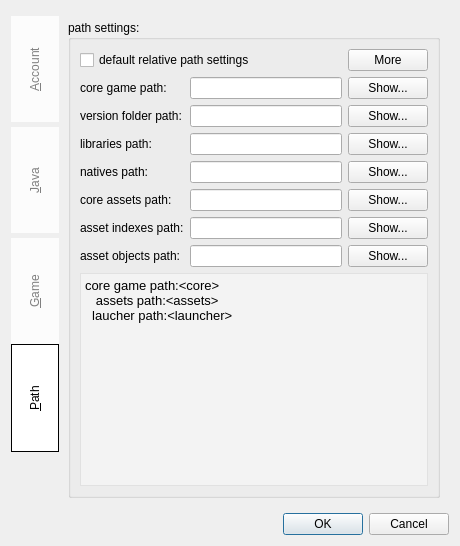
The window that Kaminec/UI/preference.ui (kaniol-lck/Kaminec) describes before a commit, drawn with Qt 5.
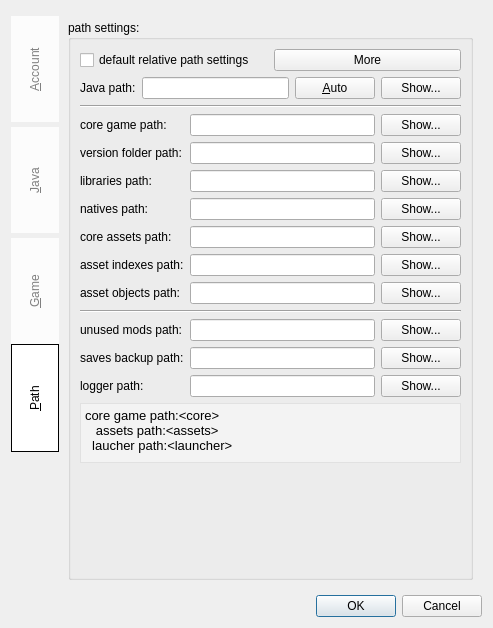
The same window after the commit. The open tabs and pages were chosen to show the change.

Commit message: Supplement Preference UI

Patch:
```diff
--- a/Kaminec/UI/preference.ui
+++ b/Kaminec/UI/preference.ui
@@ -6,15 +6,15 @@
    <rect>
     <x>0</x>
     <y>0</y>
-    <width>460</width>
-    <height>546</height>
+    <width>493</width>
+    <height>628</height>
    </rect>
   </property>
   <property name="windowTitle">
    <string>Preference</string>
   </property>
-  <layout class="QVBoxLayout" name="verticalLayout_2">
-   <item>
+  <layout class="QGridLayout" name="gridLayout_14">
+   <item row="0" column="0">
     <widget class="QTabWidget" name="preferenceSwitch">
      <property name="styleSheet">
       <string notr="true">QTabWidget::pane {border-top:0px solid #e8f3f9;background:  transparent; }
@@ -464,55 +464,101 @@
          <property name="title">
           <string>path settings:</string>
          </property>
-         <layout class="QGridLayout" name="gridLayout_2">
-          <item row="8" column="2">
-           <widget class="QPushButton" name="assetsPath_showPb">
-            <property name="enabled">
-             <bool>true</bool>
-            </property>
-            <property name="text">
-             <string>Show...</string>
-            </property>
-           </widget>
-          </item>
-          <item row="0" column="2">
-           <widget class="QPushButton" name="more_pb">
-            <property name="text">
-             <string>More</string>
-            </property>
-            <property name="checkable">
-             <bool>true</bool>
-            </property>
-           </widget>
-          </item>
-          <item row="0" column="0" colspan="2">
+         <layout class="QGridLayout" name="gridLayout_17">
+          <item row="0" column="0">
+           <layout class="QVBoxLayout" name="verticalLayout">
+            <item>
+             <layout class="QGridLayout" name="gridLayout_13">
+              <item row="0" column="0">
            <widget class="QCheckBox" name="defaultPath_checkBox">
             <property name="text">
              <string>default relative path settings</string>
             </property>
            </widget>
           </item>
-          <item row="1" column="1">
+              <item row="0" column="1">
+               <widget class="QPushButton" name="more_pb">
+                <property name="text">
+                 <string>More</string>
+                </property>
+                <property name="checkable">
+                 <bool>true</bool>
+                </property>
+               </widget>
+              </item>
+             </layout>
+            </item>
+            <item>
+             <layout class="QGridLayout" name="gridLayout_15">
+              <item row="0" column="0">
+               <widget class="QLabel" name="javaPath_label_2">
+                <property name="text">
+                 <string>Java path:</string>
+                </property>
+                <property name="buddy">
+                 <cstring>javaPath_le_2</cstring>
+                </property>
+               </widget>
+              </item>
+              <item row="0" column="1">
+               <widget class="QLineEdit" name="javaPath_le_2"/>
+              </item>
+              <item row="0" column="2">
+               <widget class="QPushButton" name="autoJava_pb_2">
+                <property name="text">
+                 <string>&amp;Auto</string>
+                </property>
+               </widget>
+              </item>
+              <item row="0" column="3">
+               <widget class="QPushButton" name="javaPath_showPb_2">
+                <property name="text">
+                 <string>Show...</string>
+                </property>
+               </widget>
+              </item>
+             </layout>
+            </item>
+            <item>
+             <widget class="Line" name="line_5">
+              <property name="orientation">
+               <enum>Qt::Horizontal</enum>
+              </property>
+             </widget>
+            </item>
+            <item>
+             <layout class="QGridLayout" name="gridLayout_12">
+              <item row="0" column="0">
+               <widget class="QLabel" name="corePath_label">
+                <property name="enabled">
+                 <bool>true</bool>
+                </property>
+                <property name="text">
+                 <string>core game path:</string>
+                </property>
+                <property name="buddy">
+                 <cstring>corePath_le</cstring>
+                </property>
+               </widget>
+              </item>
+              <item row="0" column="1">
            <widget class="QLineEdit" name="corePath_le">
             <property name="enabled">
              <bool>true</bool>
             </property>
            </widget>
           </item>
-          <item row="2" column="0">
-           <widget class="QLabel" name="versionsPath_label">
+              <item row="0" column="2">
+               <widget class="QPushButton" name="corePath_showPb">
             <property name="enabled">
              <bool>true</bool>
             </property>
             <property name="text">
-             <string>version folder path:</string>
-            </property>
-            <property name="buddy">
-             <cstring>corePath_le</cstring>
+                 <string>Show...</string>
             </property>
            </widget>
           </item>
-          <item row="4" column="0">
+              <item row="2" column="0">
            <widget class="QLabel" name="libsPath_label">
             <property name="enabled">
              <bool>true</bool>
@@ -526,34 +572,124 @@
            </widget>
           </item>
           <item row="1" column="0">
-           <widget class="QLabel" name="corePath_label">
+               <widget class="QLabel" name="versionsPath_label">
             <property name="enabled">
              <bool>true</bool>
             </property>
             <property name="text">
-             <string>core game path:</string>
+                 <string>version folder path:</string>
             </property>
             <property name="buddy">
              <cstring>corePath_le</cstring>
             </property>
            </widget>
           </item>
-          <item row="4" column="1">
+              <item row="2" column="2">
+               <widget class="QPushButton" name="libsPath_showPb">
+                <property name="enabled">
+                 <bool>true</bool>
+                </property>
+                <property name="text">
+                 <string>Show...</string>
+                </property>
+               </widget>
+              </item>
+              <item row="1" column="1">
+               <widget class="QLineEdit" name="versionsPath_le">
+                <property name="enabled">
+                 <bool>true</bool>
+                </property>
+               </widget>
+              </item>
+              <item row="3" column="0">
+               <widget class="QLabel" name="nativesPath_label">
+                <property name="enabled">
+                 <bool>true</bool>
+                </property>
+                <property name="text">
+                 <string>natives path:</string>
+                </property>
+                <property name="buddy">
+                 <cstring>nativesPath_le</cstring>
+                </property>
+               </widget>
+              </item>
+              <item row="3" column="1">
+               <widget class="QLineEdit" name="nativesPath_le">
+                <property name="enabled">
+                 <bool>true</bool>
+                </property>
+               </widget>
+              </item>
+              <item row="4" column="0">
+               <widget class="QLabel" name="assetsPath_label">
+                <property name="enabled">
+                 <bool>true</bool>
+                </property>
+                <property name="text">
+                 <string>core assets path:</string>
+                </property>
+                <property name="buddy">
+                 <cstring>assetsPath_le</cstring>
+                </property>
+               </widget>
+              </item>
+              <item row="1" column="2">
+               <widget class="QPushButton" name="versionsPath_showPb">
+                <property name="enabled">
+                 <bool>true</bool>
+                </property>
+                <property name="text">
+                 <string>Show...</string>
+                </property>
+               </widget>
+              </item>
+              <item row="3" column="2">
+               <widget class="QPushButton" name="nativesPath_showPb">
+                <property name="enabled">
+                 <bool>true</bool>
+                </property>
+                <property name="text">
+                 <string>Show...</string>
+                </property>
+               </widget>
+              </item>
+              <item row="2" column="1">
            <widget class="QLineEdit" name="libsPath_le">
             <property name="enabled">
              <bool>true</bool>
             </property>
            </widget>
           </item>
+              <item row="5" column="1">
+               <widget class="QLineEdit" name="indexesPath_le">
+                <property name="enabled">
+                 <bool>true</bool>
+                </property>
+               </widget>
+              </item>
+              <item row="6" column="0">
+               <widget class="QLabel" name="objectsPath_label">
+                <property name="enabled">
+                 <bool>true</bool>
+                </property>
+                <property name="text">
+                 <string>asset objects path:</string>
+                </property>
+                <property name="buddy">
+                 <cstring>objectsPath_le</cstring>
+                </property>
+               </widget>
+              </item>
           <item row="6" column="1">
-           <widget class="QLineEdit" name="nativesPath_le">
+               <widget class="QLineEdit" name="objectsPath_le">
             <property name="enabled">
              <bool>true</bool>
             </property>
            </widget>
           </item>
           <item row="6" column="2">
-           <widget class="QPushButton" name="nativesPath_showPb">
+               <widget class="QPushButton" name="objectsPath_showPb">
             <property name="enabled">
              <bool>true</bool>
             </property>
@@ -562,34 +698,30 @@
             </property>
            </widget>
           </item>
-          <item row="2" column="1">
-           <widget class="QLineEdit" name="versionsPath_le">
+              <item row="4" column="2">
+               <widget class="QPushButton" name="assetsPath_showPb">
             <property name="enabled">
              <bool>true</bool>
             </property>
-           </widget>
-          </item>
-          <item row="2" column="2">
-           <widget class="QPushButton" name="versionsPath_showPb">
-            <property name="enabled">
-             <bool>true</bool>
-            </property>
             <property name="text">
              <string>Show...</string>
             </property>
            </widget>
           </item>
-          <item row="1" column="2">
-           <widget class="QPushButton" name="corePath_showPb">
+              <item row="5" column="0">
+               <widget class="QLabel" name="indexesPath_label">
             <property name="enabled">
              <bool>true</bool>
             </property>
             <property name="text">
-             <string>Show...</string>
-            </property>
-           </widget>
-          </item>
-          <item row="10" column="2">
+                 <string>asset indexes path:</string>
+                </property>
+                <property name="buddy">
+                 <cstring>indexesPath_le</cstring>
+                </property>
+               </widget>
+              </item>
+              <item row="5" column="2">
            <widget class="QPushButton" name="indexesPath_showPb">
             <property name="enabled">
              <bool>true</bool>
@@ -599,7 +731,117 @@
             </property>
            </widget>
           </item>
-          <item row="12" column="0" colspan="3">
+              <item row="4" column="1">
+               <widget class="QLineEdit" name="assetsPath_le">
+                <property name="enabled">
+                 <bool>true</bool>
+                </property>
+               </widget>
+              </item>
+             </layout>
+            </item>
+            <item>
+             <widget class="Line" name="line_4">
+              <property name="orientation">
+               <enum>Qt::Horizontal</enum>
+              </property>
+             </widget>
+            </item>
+            <item>
+             <layout class="QGridLayout" name="gridLayout_2">
+              <item row="0" column="0">
+               <widget class="QLabel" name="unusedModsPath_label">
+                <property name="enabled">
+                 <bool>true</bool>
+                </property>
+                <property name="text">
+                 <string>unused mods path:</string>
+                </property>
+                <property name="buddy">
+                 <cstring>unusedModsPath_le</cstring>
+                </property>
+               </widget>
+              </item>
+              <item row="2" column="0">
+               <widget class="QLabel" name="loggerPath_label">
+                <property name="enabled">
+                 <bool>true</bool>
+                </property>
+                <property name="text">
+                 <string>logger path:</string>
+                </property>
+                <property name="buddy">
+                 <cstring>loggerPath_le</cstring>
+                </property>
+               </widget>
+              </item>
+              <item row="1" column="0">
+               <widget class="QLabel" name="savesBackupPath_label">
+                <property name="enabled">
+                 <bool>true</bool>
+                </property>
+                <property name="text">
+                 <string>saves backup path:</string>
+                </property>
+                <property name="buddy">
+                 <cstring>savesBackupPath_le</cstring>
+                </property>
+               </widget>
+              </item>
+              <item row="2" column="1">
+               <widget class="QLineEdit" name="loggerPath_le">
+                <property name="enabled">
+                 <bool>true</bool>
+                </property>
+               </widget>
+              </item>
+              <item row="0" column="1">
+               <widget class="QLineEdit" name="unusedModsPath_le">
+                <property name="enabled">
+                 <bool>true</bool>
+                </property>
+               </widget>
+              </item>
+              <item row="0" column="2">
+               <widget class="QPushButton" name="unusedModsPath_showPb">
+                <property name="enabled">
+                 <bool>true</bool>
+                </property>
+                <property name="text">
+                 <string>Show...</string>
+                </property>
+               </widget>
+              </item>
+              <item row="1" column="2">
+               <widget class="QPushButton" name="savesBackupPath_showPb">
+                <property name="enabled">
+                 <bool>true</bool>
+                </property>
+                <property name="text">
+                 <string>Show...</string>
+                </property>
+               </widget>
+              </item>
+              <item row="1" column="1">
+               <widget class="QLineEdit" name="savesBackupPath_le">
+                <property name="enabled">
+                 <bool>true</bool>
+                </property>
+               </widget>
+              </item>
+              <item row="2" column="2">
+               <widget class="QPushButton" name="loggerPath_showPb">
+                <property name="enabled">
+                 <bool>true</bool>
+                </property>
+                <property name="text">
+                 <string>Show...</string>
+                </property>
+               </widget>
+              </item>
+             </layout>
+            </item>
+            <item>
            <widget class="QTextBrowser" name="customPathHelper_tb">
             <property name="sizePolicy">
              <sizepolicy hsizetype="Expanding" vsizetype="Ignored">
@@ -627,99 +869,21 @@
             </property>
            </widget>
           </item>
-          <item row="11" column="0">
-           <widget class="QLabel" name="objectsPath_label">
-            <property name="enabled">
-             <bool>true</bool>
-            </property>
-            <property name="text">
-             <string>asset objects path:</string>
-            </property>
-            <property name="buddy">
-             <cstring>corePath_le</cstring>
-            </property>
-           </widget>
+           </layout>
           </item>
-          <item row="11" column="1">
-           <widget class="QLineEdit" name="objectsPath_le">
-            <property name="enabled">
-             <bool>true</bool>
+          <item row="1" column="0">
+           <spacer name="verticalSpacer">
+            <property name="orientation">
+             <enum>Qt::Vertical</enum>
             </property>
-           </widget>
-          </item>
-          <item row="11" column="2">
-           <widget class="QPushButton" name="objectsPath_showPb">
-            <property name="enabled">
-             <bool>true</bool>
+            <property name="sizeHint" stdset="0">
+             <size>
+              <width>17</width>
+              <height>94</height>
+             </size>
             </property>
-            <property name="text">
-             <string>Show...</string>
-            </property>
-           </widget>
+           </spacer>
           </item>
-          <item row="4" column="2">
-           <widget class="QPushButton" name="libsPath_showPb">
-            <property name="enabled">
-             <bool>true</bool>
-            </property>
-            <property name="text">
-             <string>Show...</string>
-            </property>
-           </widget>
-          </item>
-          <item row="10" column="1">
-           <widget class="QLineEdit" name="indexesPath_le">
-            <property name="enabled">
-             <bool>true</bool>
-            </property>
-           </widget>
-          </item>
-          <item row="10" column="0">
-           <widget class="QLabel" name="indexesPath_label">
-            <property name="enabled">
-             <bool>true</bool>
-            </property>
-            <property name="text">
-             <string>asset indexes path:</string>
-            </property>
-            <property name="buddy">
-             <cstring>corePath_le</cstring>
-            </property>
-           </widget>
-          </item>
-          <item row="8" column="1">
-           <widget class="QLineEdit" name="assetsPath_le">
-            <property name="enabled">
-             <bool>true</bool>
-            </property>
-           </widget>
-          </item>
-          <item row="8" column="0">
-           <widget class="QLabel" name="assetsPath_label">
-            <property name="enabled">
-             <bool>true</bool>
-            </property>
-            <property name="text">
-             <string>core assets path:</string>
-            </property>
-            <property name="buddy">
-             <cstring>corePath_le</cstring>
-            </property>
-           </widget>
-          </item>
-          <item row="6" column="0">
-           <widget class="QLabel" name="nativesPath_label">
-            <property name="enabled">
-             <bool>true</bool>
-            </property>
-            <property name="text">
-             <string>natives path:</string>
-            </property>
-            <property name="buddy">
-             <cstring>corePath_le</cstring>
-            </property>
-           </widget>
-          </item>
          </layout>
         </widget>
        </item>
@@ -727,7 +891,7 @@
      </widget>
     </widget>
    </item>
-   <item>
+   <item row="1" column="0">
     <widget class="QDialogButtonBox" name="buttonBox">
      <property name="orientation">
       <enum>Qt::Horizontal</enum>
```
Left out of the diff: 191 changed lines with no effect on the pictures. Lines whose indentation alone changed are shown as unchanged. The commit also changes 4 other files.
